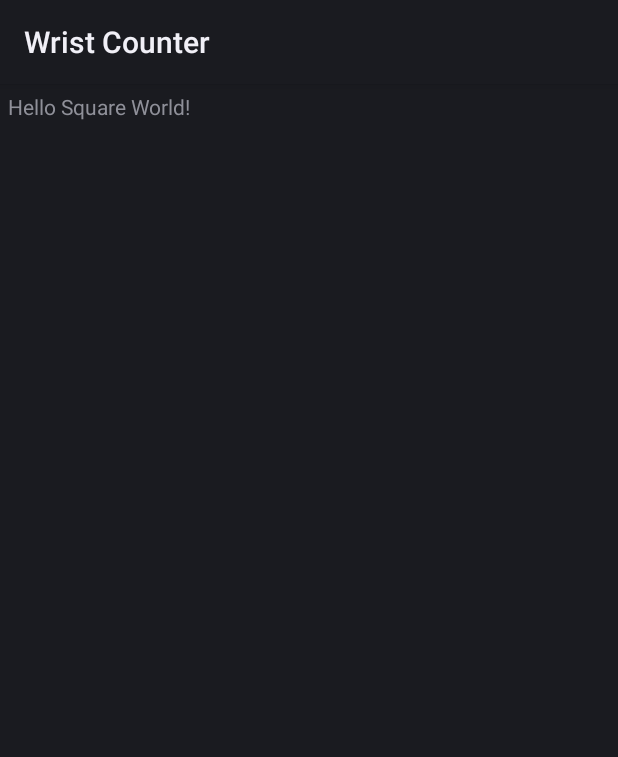
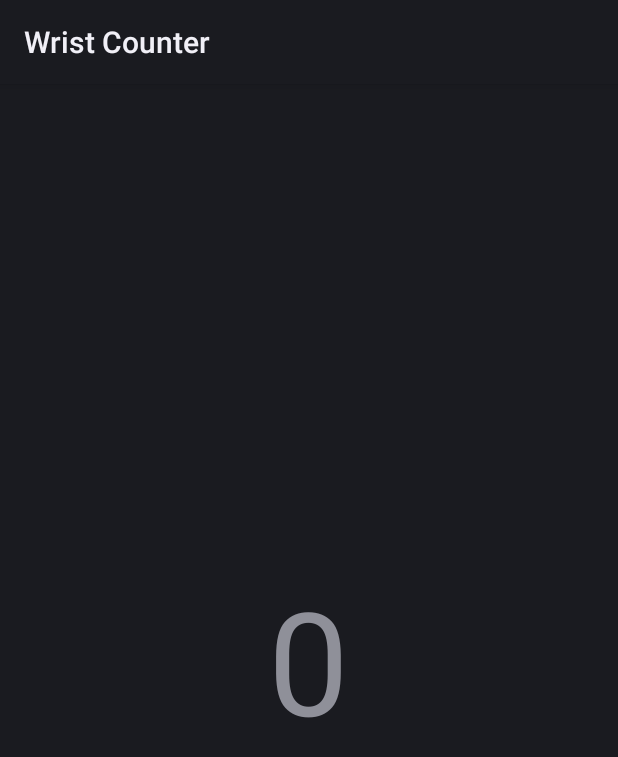
Before and after one commit to Find-The-Why/WristCounter, an Android app: the layout activity_main.xml on its own in the app's theme, with its tools: preview values and no code run, on a phone screen of 412 x 824 dp. Shown: the top 757 px of the screen. Run offline under Robolectric (Android 15) with nearby library versions, the phone set to English and light mode, and no system bars; plain views replace BoxInsetLayout.

```diff
--- a/app/src/main/AndroidManifest.xml
+++ b/app/src/main/AndroidManifest.xml
@@ -3,6 +3,7 @@
     package="com.magicbox.wcounter">
 
     <uses-permission android:name="android.permission.WAKE_LOCK" />
+    <uses-permission android:name="android.permission.VIBRATE"/>
 
     <uses-feature android:name="android.hardware.type.watch" />
 
--- a/app/src/main/res/layout/activity_main.xml
+++ b/app/src/main/res/layout/activity_main.xml
@@ -15,10 +15,13 @@
         app:layout_boxedEdges="all">
 
         <TextView
-            android:id="@+id/text"
+            android:id="@+id/counter_text"
             android:layout_width="wrap_content"
             android:layout_height="wrap_content"
-            android:text="@string/hello_world" />
+            android:layout_gravity="center"
+            android:textFontWeight="400"
+            android:textSize="96sp"
+            android:text="0" />
 
     </FrameLayout>
 </androidx.wear.widget.BoxInsetLayout>
```
Also changed, not shown: app/src/main/java/com/magicbox/wcounter/MainActivity.kt (+51 -1 lines).
